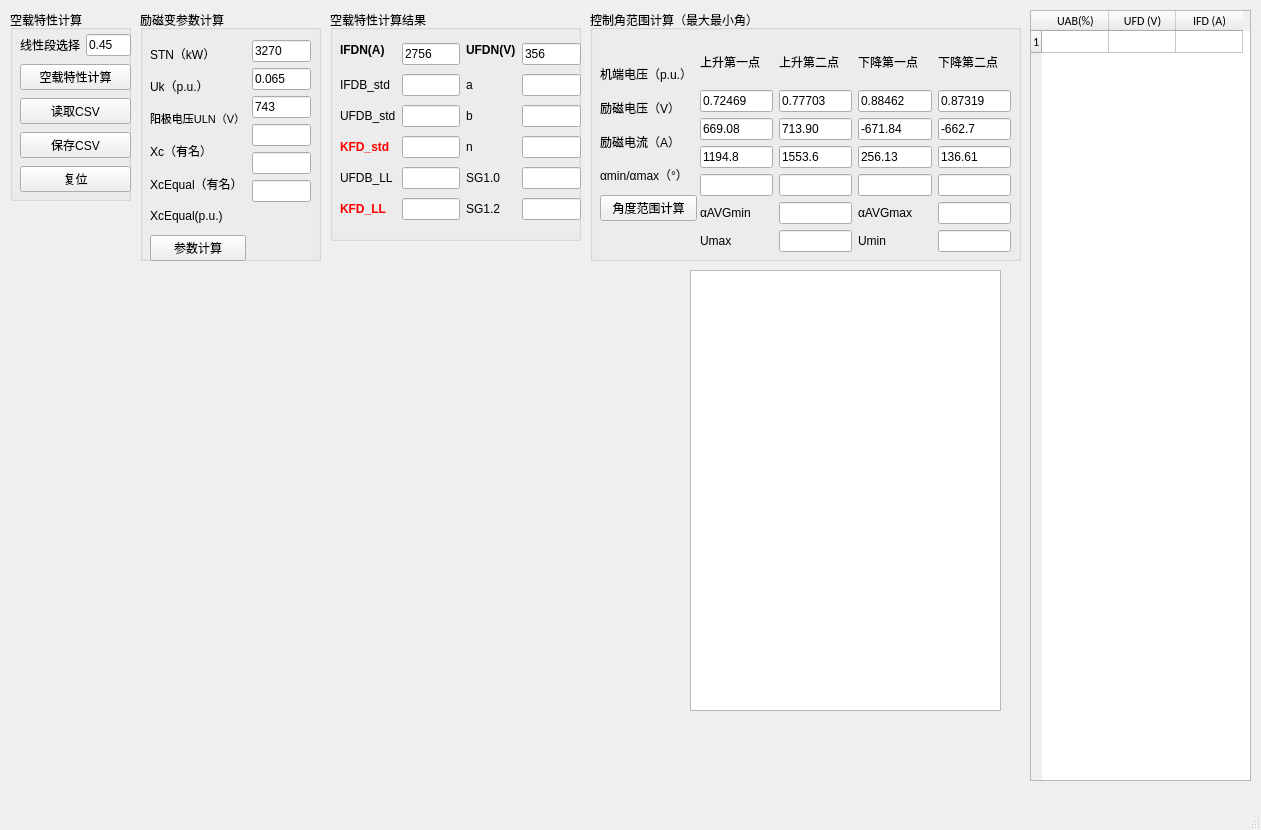
This is kongzaiQMainWindow.ui in fly1057/noloadcharacteristic as Qt 5 draws it before an edit. The edited form follows.
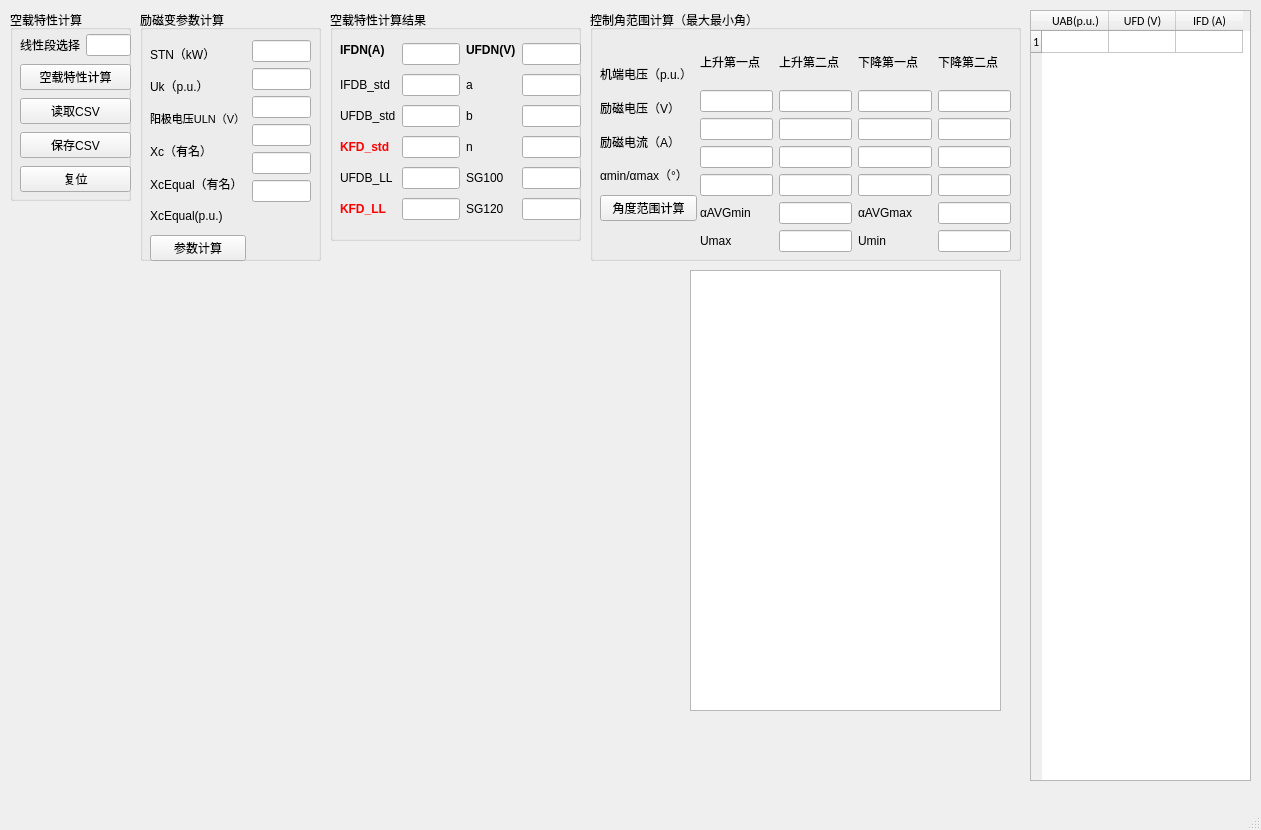
This is the edited form.

The edit to the form file:
```diff
--- a/kongzaiQMainWindow.ui
+++ b/kongzaiQMainWindow.ui
@@ -48,7 +48,7 @@
         <item>
          <widget class="QLineEdit" name="lineEdit_LinearScale">
           <property name="text">
-           <string>0.45</string>
+           <string/>
           </property>
           <property name="maxLength">
            <number>7</number>
@@ -190,7 +190,7 @@
         <item>
          <widget class="QLineEdit" name="lineEdit_STN">
           <property name="text">
-           <string>3270</string>
+           <string/>
           </property>
           <property name="maxLength">
            <number>7</number>
@@ -200,7 +200,7 @@
         <item>
          <widget class="QLineEdit" name="lineEdit_Uk">
           <property name="text">
-           <string>0.065</string>
+           <string/>
           </property>
           <property name="maxLength">
            <number>7</number>
@@ -210,7 +210,7 @@
         <item>
          <widget class="QLineEdit" name="lineEdit_ULN">
           <property name="text">
-           <string>743</string>
+           <string/>
           </property>
           <property name="maxLength">
            <number>7</number>
@@ -326,7 +326,7 @@
     </row>
     <column>
      <property name="text">
-      <string>UAB(%)</string>
+      <string>UAB(p.u.)</string>
      </property>
     </column>
     <column>
@@ -449,7 +449,7 @@
       <item row="1" column="0">
        <widget class="QLineEdit" name="lineEdit_Rising1Ut">
         <property name="text">
-         <string>0.72469</string>
+         <string/>
         </property>
         <property name="maxLength">
          <number>7</number>
@@ -459,7 +459,7 @@
       <item row="1" column="1">
        <widget class="QLineEdit" name="lineEdit_Rising2Ut">
         <property name="text">
-         <string>0.77703</string>
+         <string/>
         </property>
         <property name="maxLength">
          <number>7</number>
@@ -469,7 +469,7 @@
       <item row="1" column="2">
        <widget class="QLineEdit" name="lineEdit_Falling1Ut">
         <property name="text">
-         <string>0.88462</string>
+         <string/>
         </property>
         <property name="maxLength">
          <number>7</number>
@@ -479,7 +479,7 @@
       <item row="1" column="3">
        <widget class="QLineEdit" name="lineEdit_Falling2Ut">
         <property name="text">
-         <string>0.87319</string>
+         <string/>
         </property>
         <property name="maxLength">
          <number>7</number>
@@ -489,7 +489,7 @@
       <item row="2" column="0">
        <widget class="QLineEdit" name="lineEdit_Rising1Ufd">
         <property name="text">
-         <string>669.08</string>
+         <string/>
         </property>
         <property name="maxLength">
          <number>7</number>
@@ -499,7 +499,7 @@
       <item row="2" column="1">
        <widget class="QLineEdit" name="lineEdit_Rising2Ufd">
         <property name="text">
-         <string>713.90</string>
+         <string/>
         </property>
         <property name="maxLength">
          <number>7</number>
@@ -509,7 +509,7 @@
       <item row="2" column="2">
        <widget class="QLineEdit" name="lineEdit_Falling1Ufd">
         <property name="text">
-         <string>-671.84</string>
+         <string/>
         </property>
         <property name="maxLength">
          <number>7</number>
@@ -519,7 +519,7 @@
       <item row="2" column="3">
        <widget class="QLineEdit" name="lineEdit_Falling2Ufd">
         <property name="text">
-         <string>-662.7</string>
+         <string/>
         </property>
         <property name="maxLength">
          <number>7</number>
@@ -529,7 +529,7 @@
       <item row="3" column="0">
        <widget class="QLineEdit" name="lineEdit_Rising1Ifd">
         <property name="text">
-         <string>1194.8</string>
+         <string/>
         </property>
         <property name="maxLength">
          <number>7</number>
@@ -539,7 +539,7 @@
       <item row="3" column="1">
        <widget class="QLineEdit" name="lineEdit_Rising2Ifd">
         <property name="text">
-         <string>1553.6</string>
+         <string/>
         </property>
         <property name="maxLength">
          <number>7</number>
@@ -549,7 +549,7 @@
       <item row="3" column="2">
        <widget class="QLineEdit" name="lineEdit_Falling1Ifd">
         <property name="text">
-         <string>256.13</string>
+         <string/>
         </property>
         <property name="maxLength">
          <number>7</number>
@@ -559,7 +559,7 @@
       <item row="3" column="3">
        <widget class="QLineEdit" name="lineEdit_Falling2Ifd">
         <property name="text">
-         <string>136.61</string>
+         <string/>
         </property>
         <property name="maxLength">
          <number>7</number>
@@ -707,7 +707,7 @@
       <item row="0" column="1">
        <widget class="QLineEdit" name="lineEdit_IFDN">
         <property name="text">
-         <string>2756</string>
+         <string/>
         </property>
        </widget>
       </item>
@@ -733,7 +733,7 @@
       <item row="0" column="3">
        <widget class="QLineEdit" name="lineEdit_UFDN">
         <property name="text">
-         <string>356</string>
+         <string/>
         </property>
        </widget>
       </item>
@@ -914,7 +914,7 @@
       <item row="4" column="2">
        <widget class="QLabel" name="label_28">
         <property name="text">
-         <string>SG1.0</string>
+         <string>SG100</string>
         </property>
        </widget>
       </item>
@@ -1015,7 +1015,7 @@
       <item row="5" column="2">
        <widget class="QLabel" name="label_31">
         <property name="text">
-         <string>SG1.2</string>
+         <string>SG120</string>
         </property>
        </widget>
       </item>
```
